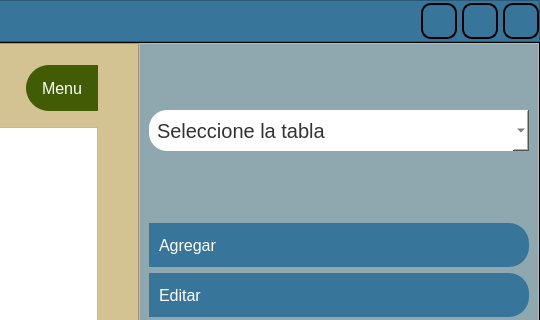
Old version of the form new_interfaz.ui in the repository Marco25005/proyectoDataBase; both pictures show x 626 to 1166 and y 0 to 320 of the 1166 by 815 pixel window.
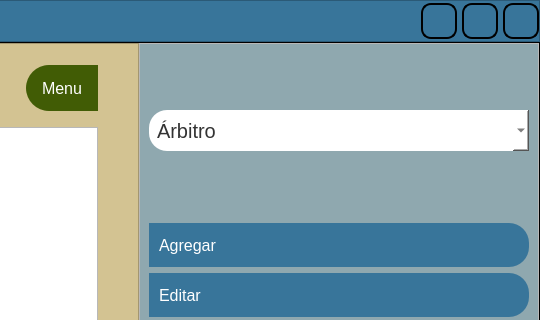
New version of the form. Icons and pictures are not drawn.

```diff
--- a/new_interfaz.ui
+++ b/new_interfaz.ui
@@ -559,11 +559,6 @@
                     <property name="layoutDirection">
                      <enum>Qt::LeftToRight</enum>
                     </property>
-                    <item>
-                     <property name="text">
-                      <string>Seleccione la tabla</string>
-                     </property>
-                    </item>
                     <item>
                      <property name="text">
                       <string>Árbitro</string>
```
